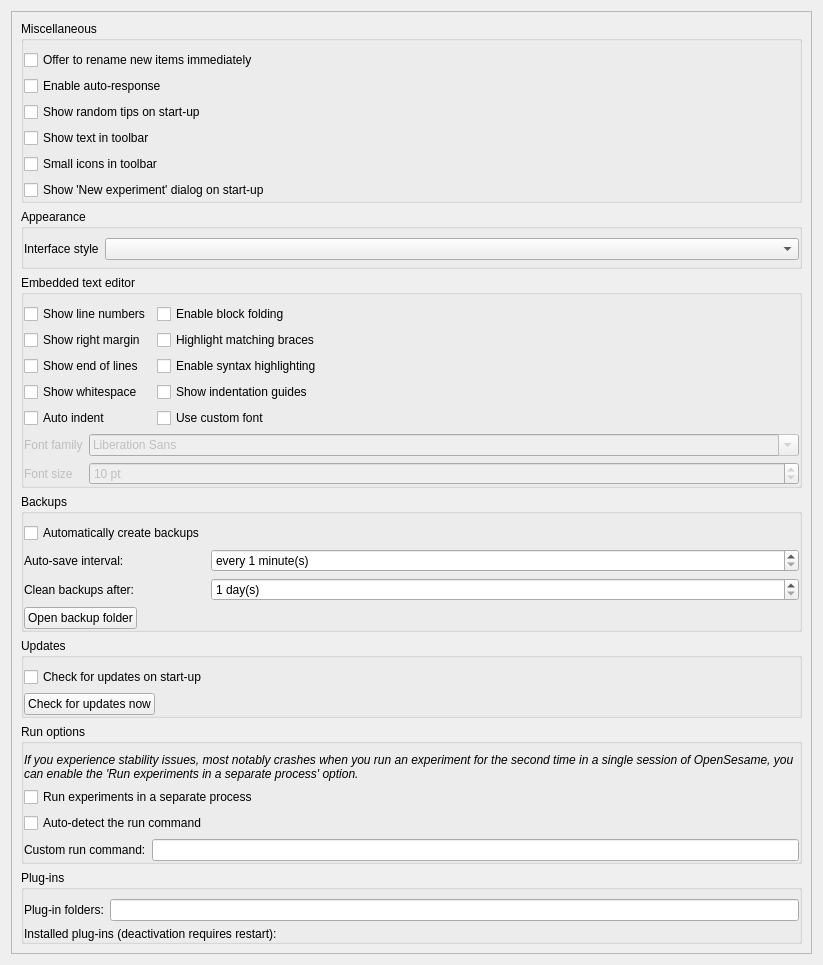
First picture: the form in resources/ui/preferences_widget.ui, repository open-cogsci/OpenSesame, before the edit.
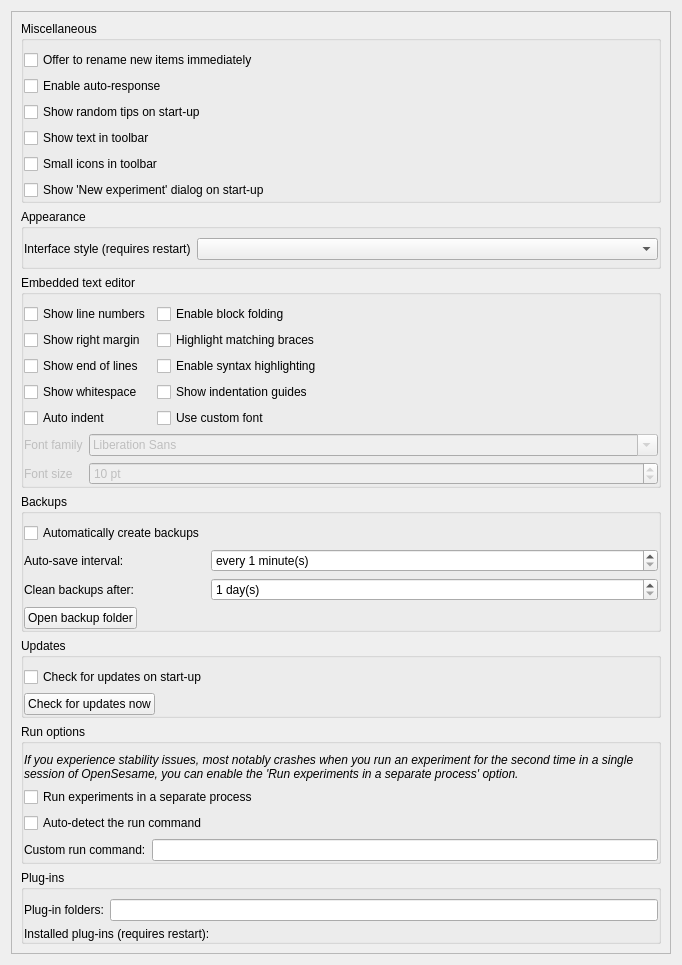
Second picture: the form after the edit. Icons and pictures are not drawn.

Commit message: Minor fixes to config and preferences

Diff of the .ui file:
```diff
--- a/resources/ui/preferences_widget.ui
+++ b/resources/ui/preferences_widget.ui
@@ -6,7 +6,7 @@
    <rect>
     <x>0</x>
     <y>0</y>
-    <width>823</width>
+    <width>682</width>
     <height>965</height>
    </rect>
   </property>
@@ -23,9 +23,9 @@
       <property name="geometry">
        <rect>
         <x>0</x>
-        <y>0</y>
-        <width>790</width>
-        <height>954</height>
+        <y>-32</y>
+        <width>646</width>
+        <height>977</height>
        </rect>
       </property>
       <layout class="QVBoxLayout" name="verticalLayout_2">
@@ -119,7 +119,7 @@
           <item row="0" column="0">
            <widget class="QLabel" name="label_2">
             <property name="text">
-             <string>Interface style</string>
+             <string>Interface style (requires restart)</string>
             </property>
            </widget>
           </item>
@@ -510,7 +510,7 @@
              <item>
               <widget class="QLabel" name="label_plugin_dummy">
                <property name="text">
-                <string>Installed plug-ins (deactivation requires restart):</string>
+                <string>Installed plug-ins (requires restart):</string>
                </property>
               </widget>
              </item>
```
The commit also changes 21 other files.
